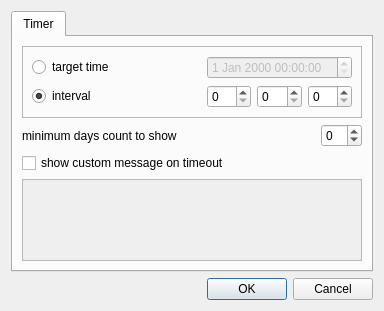
Kolcha/DigitalClock4, file plugins/countdown_timer/gui/settings_dialog.ui: the form before one commit.
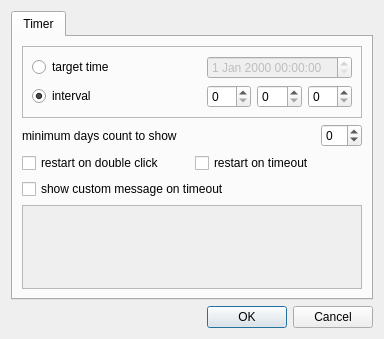
The form after the commit.

Commit message:
countdown_timer: add new options for timer restart
branch : plugins

```diff
--- a/plugins/countdown_timer/gui/settings_dialog.ui
+++ b/plugins/countdown_timer/gui/settings_dialog.ui
@@ -7,7 +7,7 @@
     <x>0</x>
     <y>0</y>
     <width>384</width>
-    <height>311</height>
+    <height>339</height>
    </rect>
   </property>
   <property name="windowTitle">
@@ -27,20 +27,6 @@
        <string>Timer</string>
       </attribute>
       <layout class="QGridLayout" name="gridLayout_2">
-       <item row="7" column="0" colspan="2">
-        <widget class="QCheckBox" name="show_msg">
-         <property name="text">
-          <string>show custom message on timeout</string>
-         </property>
-        </widget>
-       </item>
-       <item row="8" column="0" colspan="2">
-        <widget class="QTextEdit" name="msg_text_edit">
-         <property name="enabled">
-          <bool>false</bool>
-         </property>
-        </widget>
-       </item>
        <item row="0" column="0" colspan="2">
         <widget class="QFrame" name="timeout_frame">
          <property name="frameShape">
@@ -98,6 +84,13 @@
          </layout>
         </widget>
        </item>
+       <item row="9" column="0" colspan="2">
+        <widget class="QCheckBox" name="show_msg">
+         <property name="text">
+          <string>show custom message on timeout</string>
+         </property>
+        </widget>
+       </item>
        <item row="2" column="0" colspan="2">
         <layout class="QHBoxLayout" name="horizontalLayout" stretch="1,0">
          <item>
@@ -123,6 +116,27 @@
          </item>
         </layout>
        </item>
+       <item row="10" column="0" colspan="2">
+        <widget class="QTextEdit" name="msg_text_edit">
+         <property name="enabled">
+          <bool>false</bool>
+         </property>
+        </widget>
+       </item>
+       <item row="7" column="0">
+        <widget class="QCheckBox" name="restart_on_dblclik">
+         <property name="text">
+          <string>restart on double click</string>
+         </property>
+        </widget>
+       </item>
+       <item row="7" column="1">
+        <widget class="QCheckBox" name="restart_on_timeout">
+         <property name="text">
+          <string>restart on timeout</string>
+         </property>
+        </widget>
+       </item>
       </layout>
      </widget>
     </widget>
```
Left out of the diff: 52 changed lines with no effect on the pictures. The commit also changes 4 other files.
